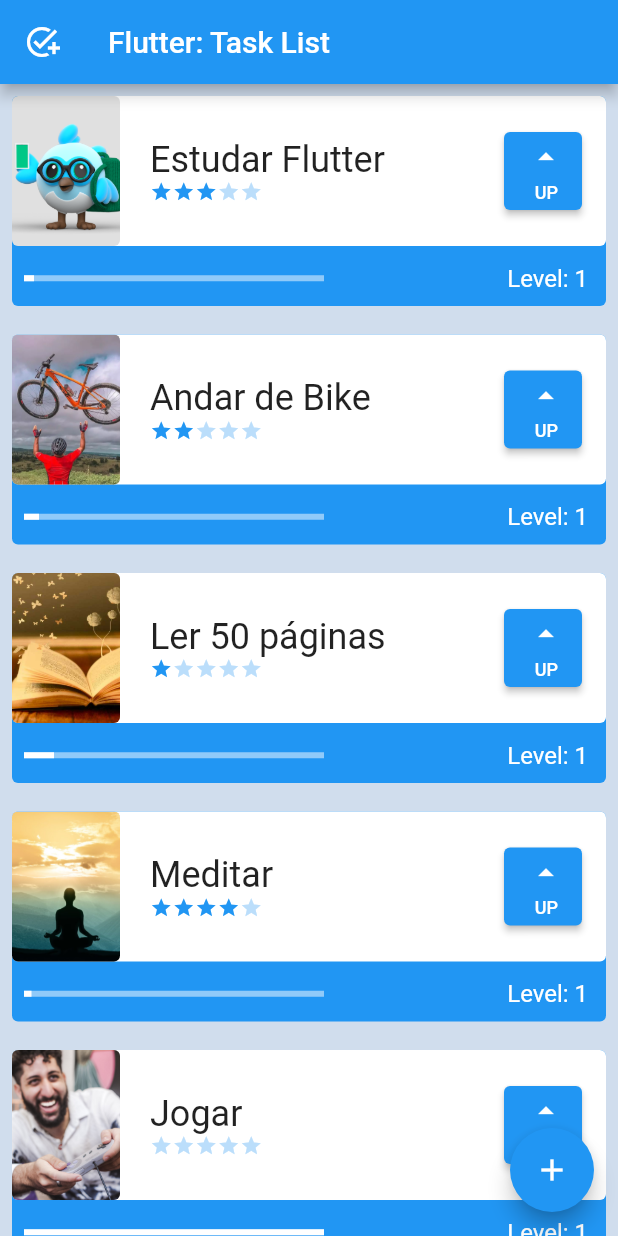
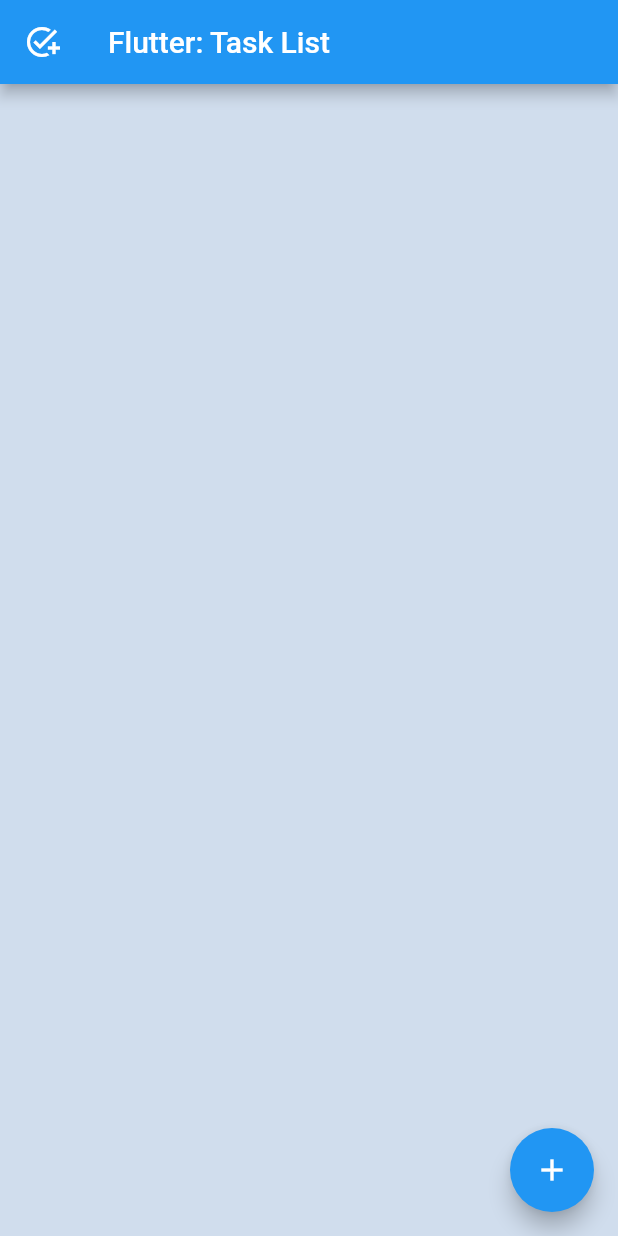
Before and after one commit to marconetsf/flutter1, a Flutter app: the screen it shows after launch, on a phone screen of 412 x 824 dp. Run offline on Flutter 3.47's test engine with Material 2 defaults, Android fonts, the phone set to English and light mode, and no system bars.

Commit message:
disabling mocked list of tasks

```diff
--- a/lib/data/task_inherited.dart
+++ b/lib/data/task_inherited.dart
@@ -7,13 +7,7 @@ class TaskInherited extends InheritedWidget {
     required Widget child,
   }) : super(key: key, child: child);
 
-  final List<Tasks> tasksList = [
-    Tasks('Estudar Flutter', 'assets/images/flutter.png', 3),
-    Tasks('Andar de Bike', 'assets/images/bike.webp', 2),
-    Tasks('Ler 50 páginas', 'assets/images/ler.jpg', 1),
-    Tasks('Meditar', 'assets/images/meditar.jpeg', 4),
-    Tasks('Jogar', 'assets/images/jogar.jpg', 0,),
-  ];
+  final List<Tasks> tasksList = [];
 
   void newTask(String name, String photo, int difficulty) {
     tasksList.add(Tasks(name, photo, difficulty));
```
